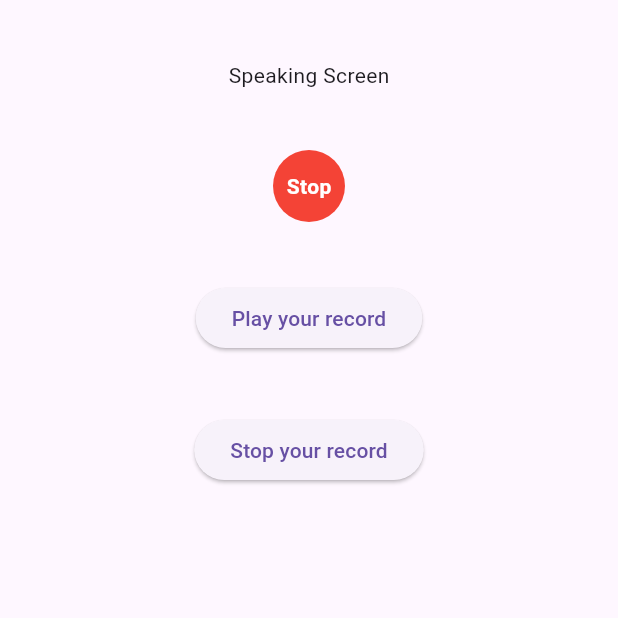
After one commit to Manduulz/ReadingAppV1, a Flutter app: the SpeakingScreen screen opened by its route, after a tap on "Play", on a phone screen of 412 x 824 dp, the top half of it. The commit adds this screen. Run offline on Flutter 3.47's test engine with Material 3 defaults, Android fonts, the phone set to English and light mode, and no system bars; our stand-ins replace another_flushbar, audioplayers, dio, fl_chart, flutter_phosphor_icons, flutter_secure_storage and 4 more; missing offline and left inert: flutter_sound; accounts and stored records are empty; network calls fail; statements that could not run were skipped.

Commit message:
setgel changes

```diff
--- a/lib/main.dart
+++ b/lib/main.dart
@@ -12,14 +12,15 @@ import 'package:readingappv1/navigation_bar/nav_home_screen.dart';
 import 'package:readingappv1/navigation_bar/profile_screen.dart';
 import 'package:readingappv1/navigation_bar/screen_layout.dart';
 import 'package:readingappv1/navigation_bar/statistic_screen.dart';
+import 'package:readingappv1/pages/speaking_screen/view/speaking_screen.dart';
 import 'package:readingappv1/pages/suite/reading_pages.dart';
 import 'package:readingappv1/profile_settings/change_account_screen.dart';
 import 'package:readingappv1/profile_settings/privacy_screen.dart';
 import 'package:readingappv1/service/api_helper.dart';
 import 'package:readingappv1/service/my_storage.dart';
 import 'package:readingappv1/sign_up_screen.dart';
+import 'package:readingappv1/voice/select.dart';
 import 'package:readingappv1/voice/speak.dart';
-
 
 import 'profile_settings/information_screen.dart';
 
@@ -49,7 +50,10 @@ void main() {
         // GetPage(name: '/bookdetail', page: () => BookDetailScreen()),
         GetPage(name: '/loading', page: () => const MyLoadingScreen()),
         GetPage(name: '/voice', page: () => VoiceRecorder()),
-        GetPage(name: '/voice/record', page: () => SpeakScreen()),
+        GetPage(name: '/voice/record', page: () => const SpeakScreen()),
+        GetPage(name: '/voice/select', page: () => const SelectVoiceActionScreen()),
+        GetPage(name: '/speaking', page: () => const SpeakingScreen()),
+
         ...ReadingPages.pages,
       ],
     ),
--- /dev/null
+++ b/lib/pages/speaking_screen/logic/speaking_controller.dart
@@ -0,0 +1,58 @@
+import 'package:flutter_sound/flutter_sound.dart';
+import 'package:get/get.dart';
+import 'package:path_provider/path_provider.dart';
+import 'package:permission_handler/permission_handler.dart';
+import 'package:readingappv1/pages/speaking_screen/state/speaking_state.dart';
+
+class SpeakingController extends GetxController {
+  SpeakingState state = SpeakingState();
+
+  @override
+  void onInit() {
+    initializer();
+    super.onInit();
+  }
+
+  void initializer() async {
+    await state.recordingSession.openRecorder();
+    await state.myPlayer.openPlayer();
+  }
+
+  Future<void> record() async {
+    await Permission.microphone.request();
+
+    final directory = await getApplicationDocumentsDirectory();
+
+    /// TODO : temp-ийг нь bookId-гаар солих
+    String pathToAudio = '/${directory.path}/temp.aac';
+
+    state.path = pathToAudio;
+
+    await state.recordingSession.startRecorder(
+      toFile: pathToAudio,
+      codec: Codec.aacADTS,
+    );
+  }
+
+  void play() async {
+    await state.myPlayer.startPlayer(
+      fromURI: state.path,
+      codec: Codec.aacADTS,
+    );
+  }
+
+  void stopPlayer() {
+    state.myPlayer.stopPlayer();
+  }
+
+  Future<void> stopRecorder() async {
+    await state.recordingSession.stopRecorder();
+  }
+
+  @override
+  void dispose() {
+    state.myPlayer.closePlayer();
+    state.recordingSession.closeRecorder();
+    super.dispose();
+  }
+}
--- /dev/null
+++ b/lib/pages/speaking_screen/state/speaking_state.dart
@@ -0,0 +1,9 @@
+import 'package:flutter_sound/flutter_sound.dart';
+import 'package:get/get.dart';
+
+class SpeakingState {
+  RxBool isPlaying = false.obs;
+  final FlutterSoundRecorder recordingSession = FlutterSoundRecorder();
+  final FlutterSoundPlayer myPlayer = FlutterSoundPlayer();
+  late String path;
+}
--- /dev/null
+++ b/lib/pages/speaking_screen/view/speaking_screen.dart
@@ -0,0 +1,64 @@
+import 'package:flutter/material.dart';
+import 'package:get/get.dart';
+import 'package:readingappv1/pages/speaking_screen/logic/speaking_controller.dart';
+
+class SpeakingScreen extends StatelessWidget {
+  const SpeakingScreen({super.key});
+
+  @override
+  Widget build(BuildContext context) {
+    return GetBuilder(
+      init: SpeakingController(),
+      builder: (controller) {
+        return Scaffold(
+          body: Obx(() {
+            return Column(
+              crossAxisAlignment: CrossAxisAlignment.center,
+              children: [
+                const SizedBox(height: 40),
+                const Text('Speaking Screen'),
+                const SizedBox(height: 40),
+                Center(
+                  child: InkWell(
+                    onTap: () {
+                      controller.state.isPlaying.value ? controller.stopRecorder() : controller.record();
+                      controller.state.isPlaying.value = !controller.state.isPlaying.value;
+                    },
+                    child: Container(
+                      padding: const EdgeInsets.symmetric(vertical: 14, horizontal: 10),
+                      decoration: BoxDecoration(
+                        color: controller.state.isPlaying.value ? Colors.red : Colors.green,
+                        shape: BoxShape.circle,
+                      ),
+                      child: Text(
+                        controller.state.isPlaying.value ? 'Stop' : 'Play',
+                        style: const TextStyle(
+                          color: Colors.white,
+                          fontWeight: FontWeight.w700,
+                        ),
+                      ),
+                    ),
+                  ),
+                ),
+                const SizedBox(height: 40),
+                ElevatedButton(
+                  onPressed: () {
+                    controller.play();
+                  },
+                  child: const Text('Play your record'),
+                ),
+                const SizedBox(height: 40),
+                ElevatedButton(
+                  onPressed: () {
+                    controller.stopPlayer();
+                  },
+                  child: const Text('Stop your record'),
+                ),
+              ],
+            );
+          }),
+        );
+      },
+    );
+  }
+}
--- a/pubspec.yaml
+++ b/pubspec.yaml
@@ -67,6 +67,7 @@ dependencies:
   flutter_timezone: ^1.0.4
   timezone: ^0.9.0
   another_flushbar: ^1.12.30
+  path_provider: ^2.1.2
 
 dev_dependencies:
   flutter_test:
```
Also changed, not shown: lib/navigation_bar/nav_home_screen.dart (+13 -0 lines), lib/profile_settings/information_screen.dart (+26 -52 lines), lib/voice/select.dart (+28 -32 lines), lib/voice/speak.dart (+40 -36 lines), pubspec.lock, 2 other files.
